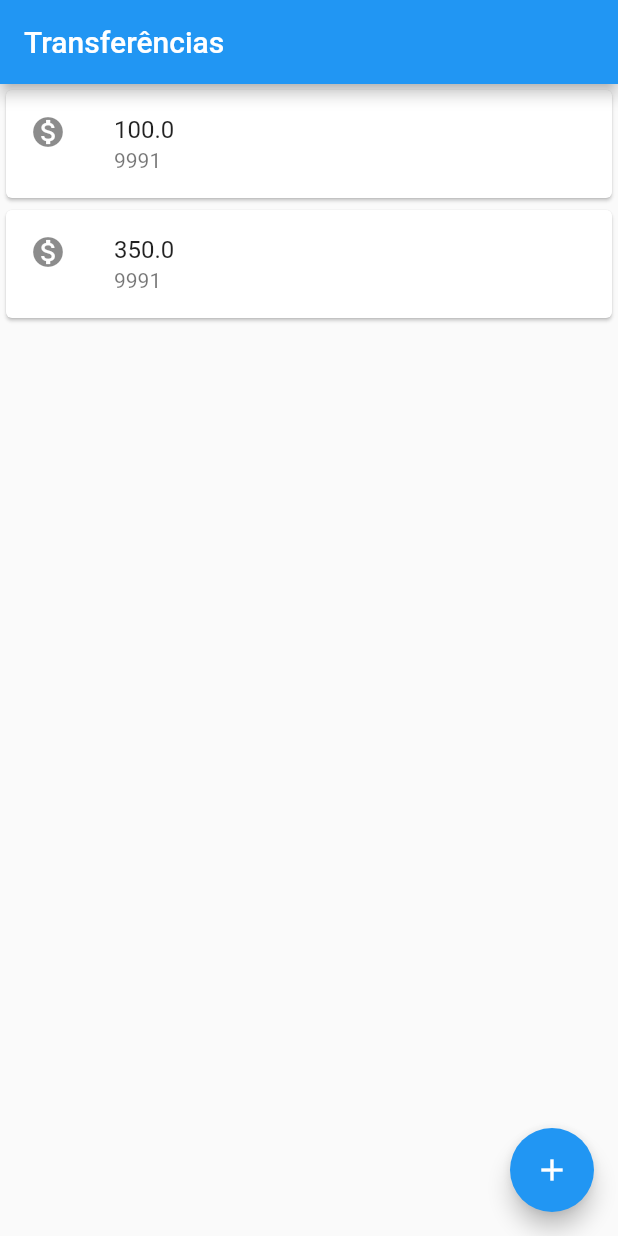
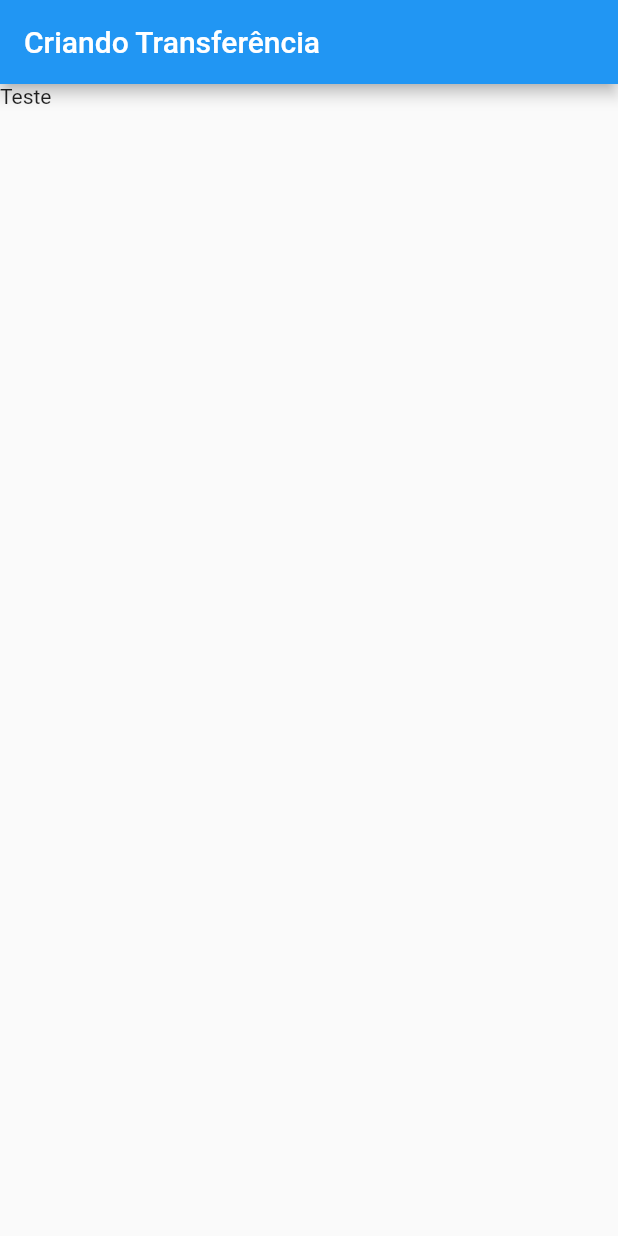
Before and after one commit to Joao-Gontijo/bytebank, a Flutter app: the screen it shows after launch, on a phone screen of 412 x 824 dp. Run offline on Flutter 3.47's test engine with Material 2 defaults, Android fonts, the phone set to English and light mode, and no system bars.

Commit message:
refactor to hot reload

```diff
--- a/lib/main.dart
+++ b/lib/main.dart
@@ -1,30 +1,49 @@
 import 'package:flutter/material.dart';
 
 void main() {
-  runApp(
-    MaterialApp(
+  runApp(BytebankApp());
+}
+
+class BytebankApp extends StatelessWidget {
+  @override
+  Widget build(BuildContext context) {
+    return MaterialApp(
       home: Scaffold(
-        body: ListaTransferencias(),
-        appBar: AppBar(
-          title: const Text('Transferências'),
-        ),
-        floatingActionButton: FloatingActionButton(
-          onPressed: () {},
-          child: const Icon(Icons.add),
-        ),
+        body: FormularioTransferencia(),
       ),
-    ),
-  );
+    );
+  }
+}
+
+class FormularioTransferencia extends StatelessWidget {
+  @override
+  Widget build(BuildContext context) {
+    return Scaffold(
+      body: Text('Teste'),
+      appBar: AppBar(
+        title: Text('Criando Transferência'),
+      ),
+    );
+  }
 }
 
 class ListaTransferencias extends StatelessWidget {
   @override
   Widget build(BuildContext context) {
-    return Column(
-      children: [
-        ItemTransferencias(Transferencia(100, 9991)),
-        ItemTransferencias(Transferencia(350, 9991)),
-      ],
+    return Scaffold(
+      body: Column(
+        children: [
+          ItemTransferencias(Transferencia(100, 9991)),
+          ItemTransferencias(Transferencia(350, 9991)),
+        ],
+      ),
+      appBar: AppBar(
+        title: const Text('Transferências'),
+      ),
+      floatingActionButton: FloatingActionButton(
+        onPressed: () {},
+        child: const Icon(Icons.add),
+      ),
     );
   }
 }
@@ -38,7 +57,7 @@ class ItemTransferencias extends StatelessWidget {
   Widget build(BuildContext context) {
     return Card(
       child: ListTile(
-        leading: Icon(Icons.monetization_on),
+        leading: const Icon(Icons.monetization_on),
         title: Text(_transferencia.valor.toString()),
         subtitle: Text(_transferencia.numeroConta.toString()),
       ),
```
